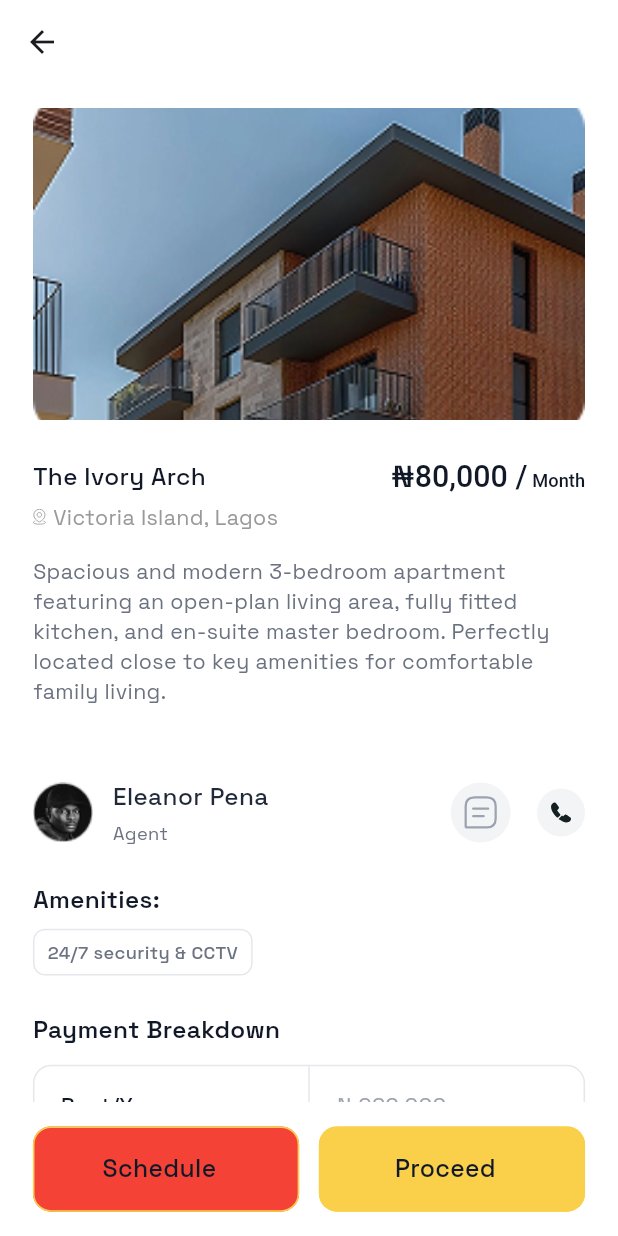
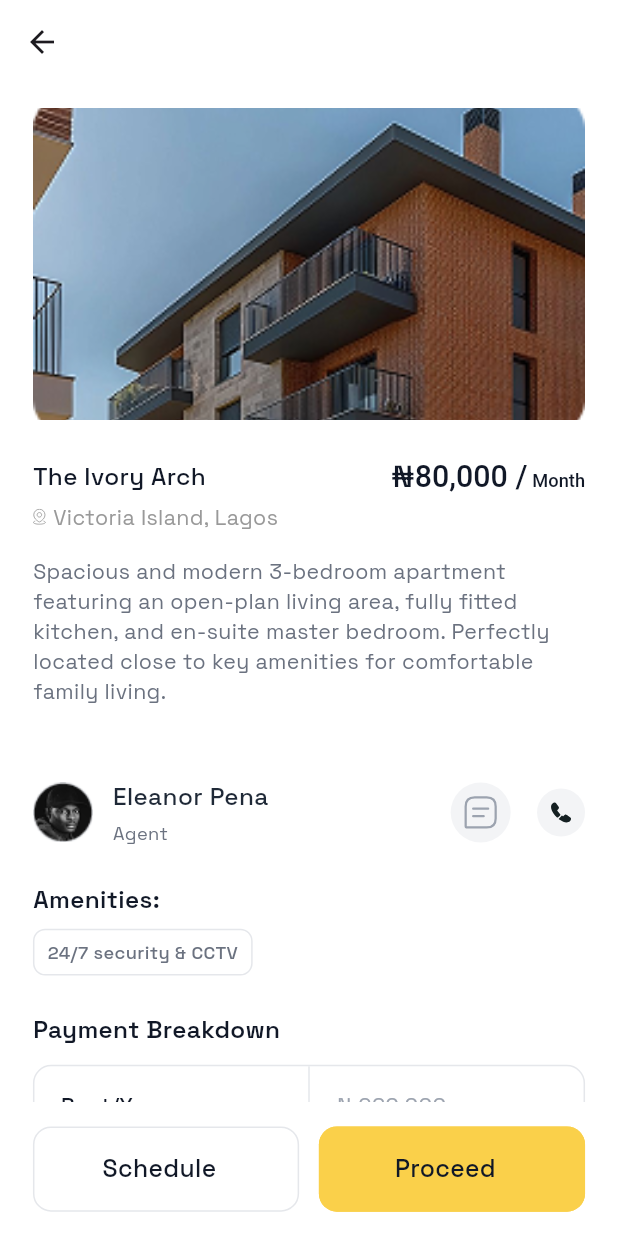
Before and after one commit to babangida19/nest_mobile, a Flutter app: the PropertyDetailView screen opened directly, on a phone screen of 412 x 824 dp. Run offline on Flutter 3.47's test engine with Material 3 defaults, Android fonts, the phone set to English and light mode, and no system bars; our stand-ins replace calendar_date_picker2, flutter_hooks, flutter_screenutil, flutter_svg, google_fonts, pin_code_fields and 1 more.

Commit message:
color fix

```diff
--- a/lib/feature/property_detail/property_detail_view.dart
+++ b/lib/feature/property_detail/property_detail_view.dart
@@ -26,9 +26,8 @@ class PropertyDetailView extends StatelessWidget {
                     customBottomSheet(context, ScheduleInspectionModal());
                   },
                   buttonType: AppButtonType.border,
-                  // borderColor: AppColor.primary300,
-                  textColor: AppColor.primary,
-                  backgroundColor: AppColor.white,
+                  borderBGcolor: AppColor.white,
+                  borderColor: AppColor.primary300,
                   fontSize: 16,
                   height: 56,
                 ),
```
